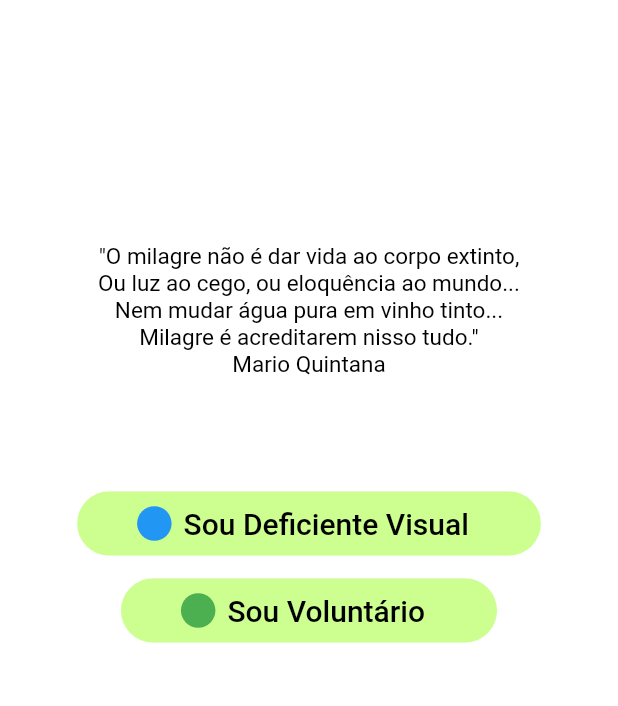
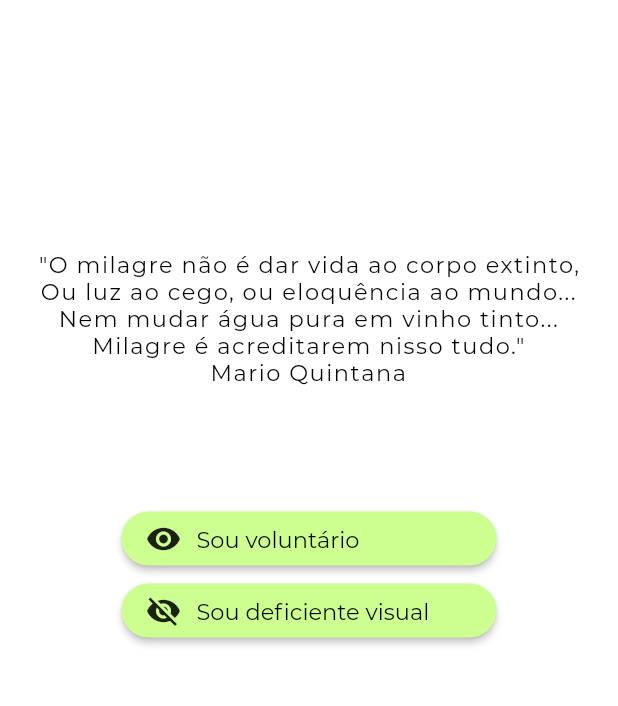
Before and after one commit to JulianySavazzi/luzia, a Flutter app: the UsersScreen screen opened by its route, on a phone screen of 412 x 824 dp, the part 399-1105 px from its top. Run offline on Flutter 3.47's test engine with Material 2 defaults, Android fonts, the phone set to English and light mode, and no system bars; Roboto replaces fonts that are missing (LiuJianMaoCao).

Commit message:
Inclusão firebase-core, fonte padrão, e mudança dos botões

```diff
--- a/lib/views/users_screen.dart
+++ b/lib/views/users_screen.dart
@@ -81,11 +81,10 @@ class _UsersScreenState extends State<UsersScreen> {
                     ),
                   )
                 ]),
-              )
-          ),
+              )),
           Padding(
             padding: EdgeInsets.symmetric(horizontal: 5, vertical: 10),
-            child:Container(
+            child: Container(
               child: Center(
                 child: Wrap(
                   alignment: WrapAlignment.center,
@@ -94,8 +93,8 @@ class _UsersScreenState extends State<UsersScreen> {
                       mainAxisAlignment: MainAxisAlignment.center,
                       children: <Widget>[
                         Padding(
-                          padding:
-                          EdgeInsets.symmetric(vertical: 100, horizontal: 10),
+                          padding: EdgeInsets.symmetric(
+                              vertical: 100, horizontal: 10),
                           //Espaço entre a logo e o texto
                         ),
                       ],
@@ -107,14 +106,16 @@ class _UsersScreenState extends State<UsersScreen> {
                           padding:
                               EdgeInsets.symmetric(vertical: 50, horizontal: 5),
                           child: Text(
-                            '"'
-                              +'O milagre não é dar vida ao corpo extinto,\n'
-                              + 'Ou luz ao cego, ou eloquência ao mundo...\n'
-                              + 'Nem mudar água pura em vinho tinto...\n'
-                              + 'Milagre é acreditarem nisso tudo.'
-                              + '"\n'
-                              + 'Mario Quintana\n',
+                            '"' +
+                                'O milagre não é dar vida ao corpo extinto,\n' +
+                                'Ou luz ao cego, ou eloquência ao mundo...\n' +
+                                'Nem mudar água pura em vinho tinto...\n' +
+                                'Milagre é acreditarem nisso tudo.' +
+                                '"\n' +
+                                'Mario Quintana\n',
                             style: TextStyle(
+                              fontFamily: 'Montserrat',
+                              letterSpacing: 1.0,
                               fontSize: 15,
                               color: Colors.black,
                             ),
@@ -123,75 +124,75 @@ class _UsersScreenState extends State<UsersScreen> {
                         ),
                       ],
                     ),
-                    Row(
+                    Column(
                       mainAxisAlignment: MainAxisAlignment.center,
                       children: <Widget>[
-                        Padding(
-                          padding: EdgeInsets.symmetric(vertical: 5, horizontal: 5),
-                          child: ActionChip(
-                            //button google auth
-                            tooltip: 'Sou Deficiente Visual', //descrição do botão que o leitor de tela lê
-                            avatar: CircleAvatar(
-                              backgroundColor: Colors.blue,
-                              radius: 50.0,
+                        SizedBox(
+                          height: 10.0,
                         ),
-                            label: Text('Sou Deficiente Visual',
+                        Container(
+                          width: 250.0,
+                          child: Align(
+                            alignment: Alignment.bottomCenter,
+                            child: RaisedButton(
+                              shape: RoundedRectangleBorder(
+                                borderRadius: BorderRadius.circular(30.0),
+                              ),
+                              color: Colors.lightGreenAccent[100],
+                              child: Row(
+                                mainAxisAlignment: MainAxisAlignment.start,
+                                children: <Widget>[
+                                  Icon(Icons.visibility),
+                                  SizedBox(width: 10.0),
+                                  Text(
+                                    'Sou voluntário',
+                                    textAlign: TextAlign.center,
                                     style: TextStyle(
-                                fontSize: 20.0,
                                         color: Colors.black,
+                                        fontFamily: 'Montserrat',
+                                        fontSize: 15.0),
+                                  )
+                                ],
+                              ),
+                              onPressed: () {},
                             ),
                           ),
-
-                            padding: EdgeInsets.symmetric(
-                              vertical: 10.0,
-                              horizontal: 40.0,
                         ),
-                            onPressed: (){
-                              //Tela para usuários com deficiência visual
-                              Navigator.pushNamed(context, DefVisualScreen.id);
-                            },
-                            backgroundColor: Colors.lightGreenAccent.shade100,
+                        Container(
+                          width: 250.0,
+                          child: Align(
+                            alignment: Alignment.bottomCenter,
+                            child: RaisedButton(
+                              shape: RoundedRectangleBorder(
+                                borderRadius: BorderRadius.circular(30.0),
+                              ),
+                              color: Colors.lightGreenAccent[100],
+                              child: Row(
+                                mainAxisAlignment: MainAxisAlignment.start,
+                                children: <Widget>[
+                                  Icon(Icons.visibility_off),
+                                  SizedBox(width: 10.0),
+                                  Text(
+                                    'Sou deficiente visual',
+                                    textAlign: TextAlign.center,
+                                    style: TextStyle(
+                                        color: Colors.black,
+                                        fontFamily: 'Montserrat',
+                                        fontSize: 15.0),
+                                  )
+                                ],
+                              ),
+                              onPressed: () {},
                             ),
                           ),
-                      ],
-                    ),
-                    Row(
-                      mainAxisAlignment: MainAxisAlignment.center,
-                      children: <Widget>[
-                        Padding(
-                          padding: EdgeInsets.symmetric(vertical: 5, horizontal: 5),
-                          child: ActionChip(
-                            //button facebook auth
-                            tooltip: 'Sou Votuntário', //descrição do botão que o leitor de tela lê
-                            avatar: CircleAvatar(
-                              backgroundColor: Colors.green,
-                              radius: 50.0,
-                            ),
-                            label: Text('Sou Voluntário',
-                              style: TextStyle(
-                                fontSize: 20.0,
-                                color: Colors.black,
-                              ),
-                            ),
-
-                            padding: EdgeInsets.symmetric(
-                              vertical: 10.0,
-                              horizontal: 40.0,
-                            ),
-                            onPressed: (){
-                              //Tela para voluntários
-                              Navigator.pushNamed(context, VoluntarioScreen.id);
-                            },
-                            backgroundColor: Colors.lightGreenAccent.shade100,
-                          ),
-                        ),
+                        )
                       ],
                     ),
                   ],
                 ),
               ),
             ),
-          ) ,
+          ),
         ]),
       ),
     );
--- a/pubspec.yaml
+++ b/pubspec.yaml
@@ -27,6 +27,7 @@ dependencies:
   permission_handler: ^4.4.0+hotfix.2
   firebase_auth: ^0.15.5+3
   google_sign_in: ^4.2.0
+  firebase_core: ^0.4.4+3
 
 dev_dependencies:
   flutter_test:
@@ -48,9 +49,9 @@ flutter:
     - images/
 
   fonts:
-    - family: Pacifico
+    - family: Montserrat
       fonts:
-        - asset: fonts/Pacifico-Regular.ttf
+        - asset: fonts/Montserrat-Regular.ttf
 
     - family: LiuJianMaoCao
       fonts:
```
Also changed, not shown: lib/views/login_screen.dart (+20 -21 lines), fonts/Montserrat-Regular.ttf (added), pubspec.lock. Lines whose indentation alone changed are shown as unchanged.
